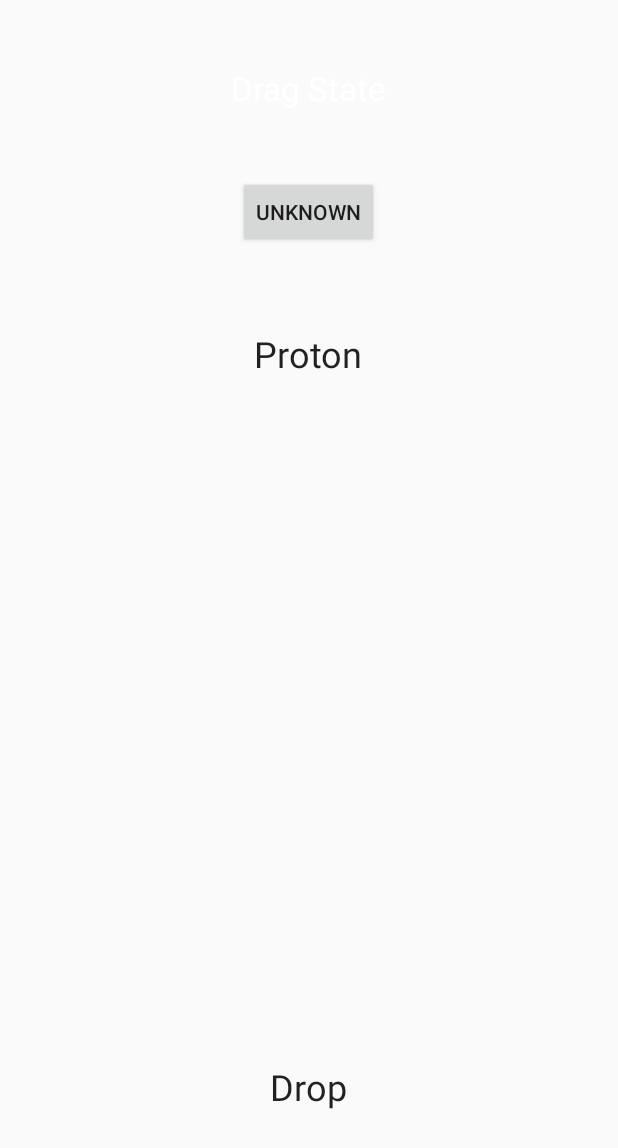
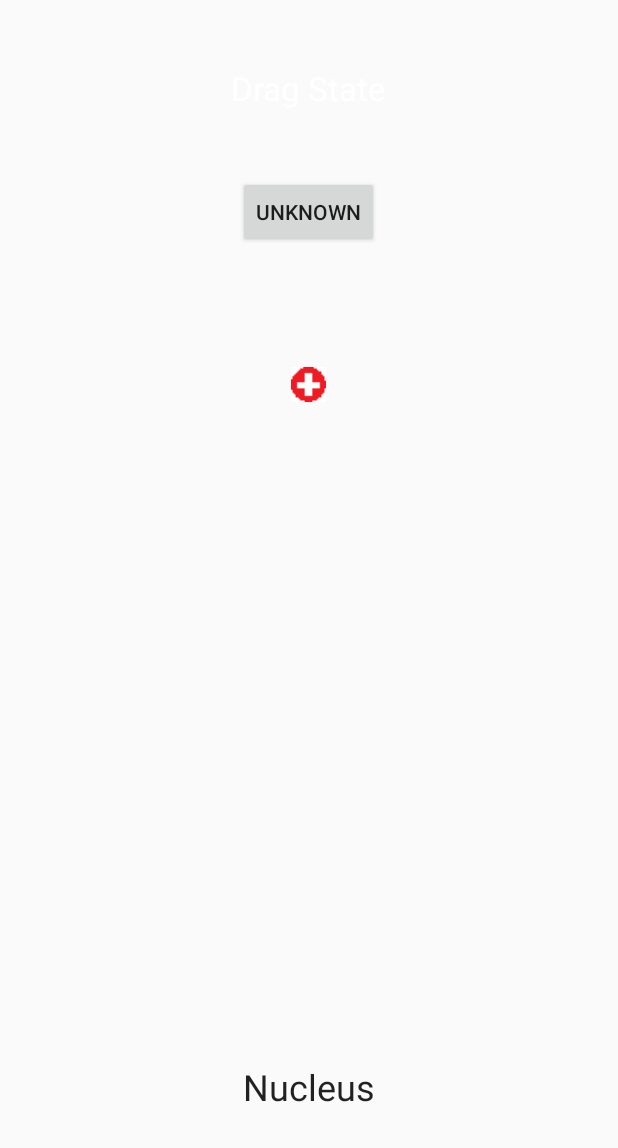
Before and after one commit to srinva/InteractiveChemistry, an Android app: the AtomBuilder screen opened directly, with no data from a screen before it, on a phone screen of 412 x 824 dp. Shown: the top 1148 px of the screen. Run offline under Robolectric (Android 15) with nearby library versions, the phone set to English and light mode, and no system bars.

Commit message:
Some UI changes Replaced textView "Proton" with a placeholder Renamed textView "Drop" to "Nucleus" Made textView "Nucleus" have 50% transparent primaryDark background when imageView (proton) is hovered over textView "Nucleus"
-Srinath

```diff
--- a/app/src/main/java/afhs/tsa/softdev/interactivechemistry/AtomBuilder.java
+++ b/app/src/main/java/afhs/tsa/softdev/interactivechemistry/AtomBuilder.java
@@ -7,6 +7,7 @@ import android.os.Bundle;
 import android.view.DragEvent;
 import android.view.View;
 import android.widget.Button;
+import android.widget.ImageView;
 import android.widget.TextView;
 
 public class AtomBuilder extends AppCompatActivity {
@@ -14,8 +15,8 @@ public class AtomBuilder extends AppCompatActivity {
     int protons = 0;
     int electrons = 0; //integer value of electrons
     String element; //String value of element name, will be displayed on button
-    TextView drag, drop, state;
-
+    TextView drop, state;
+    ImageView pro;
     @Override
     protected void onCreate(Bundle savedInstanceState) {
         super.onCreate(savedInstanceState);
@@ -23,12 +24,14 @@ public class AtomBuilder extends AppCompatActivity {
         setContentView(R.layout.activity_atom_builder);
 
 
-        drag = (TextView) findViewById(R.id.drag);
+
         drop = (TextView) findViewById(R.id.drop);
         state = (TextView) findViewById(R.id.state);
+        pro = (ImageView) findViewById(R.id.imageView2);
 
-        drag.setOnLongClickListener(longClickListener);
+        pro.setOnLongClickListener(longClickListener);
         drop.setOnDragListener(dragListener);
+
 
     }
 
@@ -51,7 +54,7 @@ public class AtomBuilder extends AppCompatActivity {
                     case DragEvent.ACTION_DRAG_ENTERED:
                         final View view = (View) event.getLocalState();
 
-                        if (view.getId() == R.id.drag) {
+                        if (view.getId() == R.id.imageView2) {
                             state.setText("");
                             drop.setBackgroundResource(R.color.colorPrimary);
                             drop.getBackground().setAlpha(50);
@@ -61,7 +64,7 @@ public class AtomBuilder extends AppCompatActivity {
                     case DragEvent.ACTION_DRAG_ENDED:
                         final View view4 = (View) event.getLocalState();
 
-                        if (view4.getId() == R.id.drag) {
+                        if (view4.getId() == R.id.imageView2) {
                             drop.getBackground().setAlpha(00);
                         }
                         break;
@@ -69,7 +72,7 @@ public class AtomBuilder extends AppCompatActivity {
 
                         final View view2 = (View) event.getLocalState();
 
-                        if (view2.getId() == R.id.drag) {
+                        if (view2.getId() == R.id.imageView2) {
                             state.setText("");
                             drop.getBackground().setAlpha(00);
                         }
@@ -77,7 +80,7 @@ public class AtomBuilder extends AppCompatActivity {
                     case DragEvent.ACTION_DROP:
 
                         final View view3 = (View) event.getLocalState();
-                        if (view3.getId() == R.id.drag) {
+                        if (view3.getId() == R.id.imageView2) {
 
                             protons ++;
 
--- a/app/src/main/res/layout/activity_atom_builder.xml
+++ b/app/src/main/res/layout/activity_atom_builder.xml
@@ -1,5 +1,6 @@
 <?xml version="1.0" encoding="utf-8"?>
 <RelativeLayout xmlns:android="http://schemas.android.com/apk/res/android"
+    xmlns:app="http://schemas.android.com/apk/res-auto"
     xmlns:tools="http://schemas.android.com/tools"
     android:id="@+id/activity_atom_builder"
     android:layout_width="match_parent"
@@ -11,7 +12,7 @@
     tools:context="afhs.tsa.softdev.interactivechemistry.AtomBuilder">
 
     <TextView
-        android:text="Drop"
+        android:text="Nucleus"
         android:layout_width="wrap_content"
         android:layout_height="wrap_content"
         android:layout_marginBottom="47dp"
@@ -32,16 +33,6 @@
         android:id="@+id/state"
         android:textAppearance="@android:style/TextAppearance.Large.Inverse" />
 
-    <TextView
-        android:text="Proton"
-        android:layout_width="wrap_content"
-        android:layout_height="wrap_content"
-        android:layout_marginTop="146dp"
-        android:id="@+id/drag"
-        android:textAppearance="@android:style/TextAppearance.Material.Headline"
-        android:layout_below="@+id/state"
-        android:layout_centerHorizontal="true" />
-
     <Button
         android:text="Unknown"
         android:layout_width="wrap_content"
@@ -50,4 +41,14 @@
         android:id="@+id/elementbutton"
         android:layout_below="@+id/state"
         android:layout_centerHorizontal="true" />
+
+    <ImageView
+        android:layout_width="wrap_content"
+        android:layout_height="wrap_content"
+        app:srcCompat="@drawable/protonplace"
+        android:id="@+id/imageView2"
+        android:layout_below="@+id/elementbutton"
+        android:layout_centerHorizontal="true"
+        android:layout_marginTop="64dp"
+        android:padding="15dp" />
 </RelativeLayout>
```
Also changed, not shown: app/src/main/res/drawable/protonplace.png (added).
